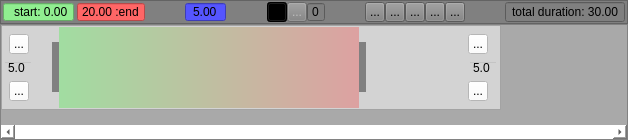
The window that animtimeline.ui (hiergaut/AnimTimeline) describes before a commit, drawn with Qt 5.
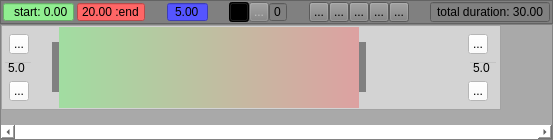
The same window after the commit. Icons and pictures are not drawn. Custom widgets are drawn as their Qt base class.

Commit message: timeline can have null parent

Patch:
```diff
--- a/animtimeline.ui
+++ b/animtimeline.ui
@@ -6,7 +6,7 @@
    <rect>
     <x>0</x>
     <y>0</y>
-    <width>628</width>
+    <width>553</width>
     <height>140</height>
    </rect>
   </property>
```
The commit also changes 1 other file.
